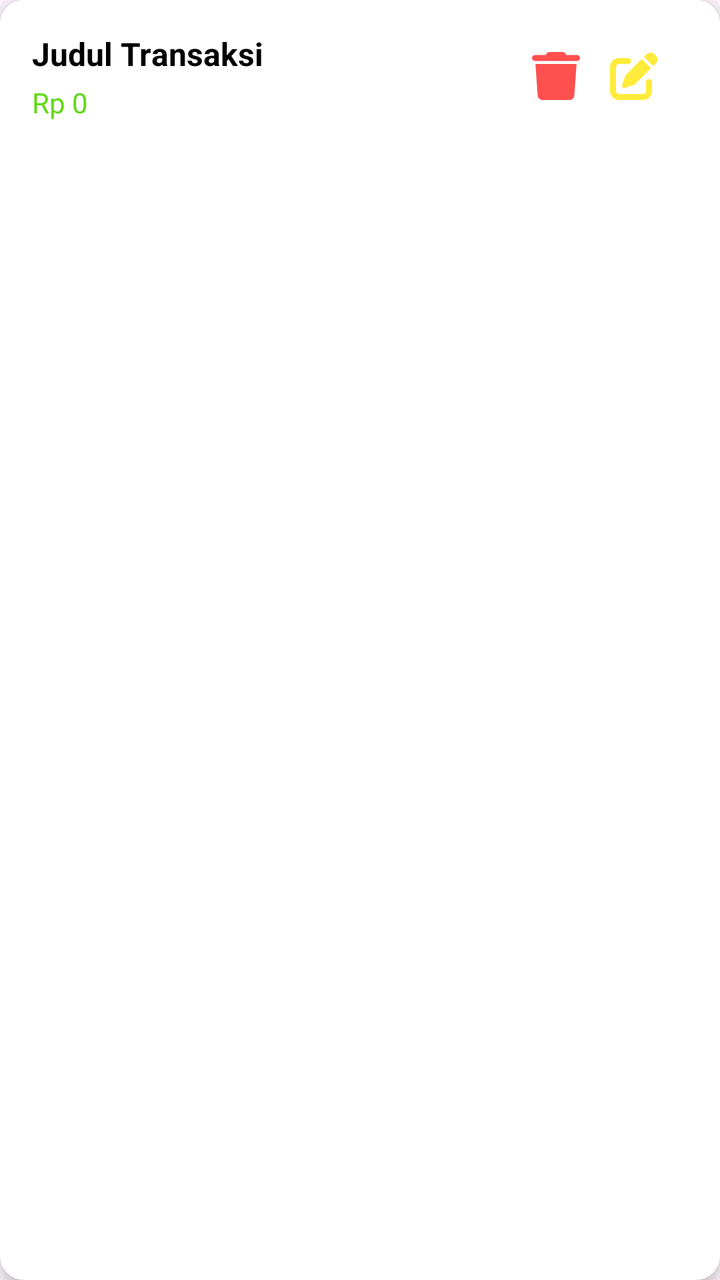
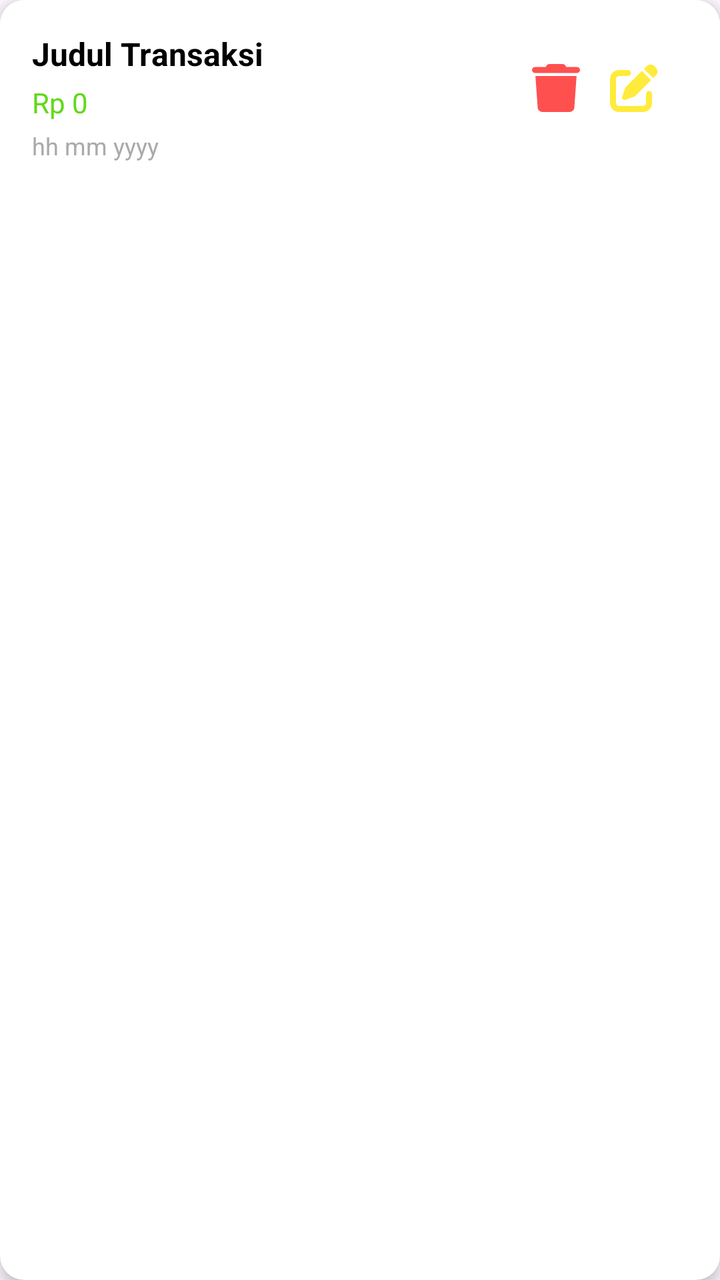

The first picture is an Android layout as it rendered before a commit; the second is the same layout after the commit. The layout source and the unified diff follow.
<!-- AndroidManifest.xml: application theme Theme.Paywise -->
<!-- res/layout/item_transaction.xml -->
<androidx.cardview.widget.CardView xmlns:android="http://schemas.android.com/apk/res/android"
    xmlns:card_view="http://schemas.android.com/apk/res-auto"
    android:layout_width="match_parent"
    android:layout_height="wrap_content"
    android:layout_margin="8dp"
    card_view:cardCornerRadius="12dp"
    card_view:cardElevation="4dp">

    <RelativeLayout
        android:layout_width="match_parent"
        android:layout_height="wrap_content"
        android:background="@color/white"
        android:padding="16dp">

        <TextView
            android:id="@+id/tvTitle"
            android:layout_width="wrap_content"
            android:layout_height="wrap_content"
            android:text="Judul Transaksi"
            android:textStyle="bold"
            android:textSize="16sp"
            android:textColor="@color/black" />

        <TextView
            android:id="@+id/tvAmount"
            android:layout_width="wrap_content"
            android:layout_height="wrap_content"
            android:layout_below="@id/tvTitle"
            android:layout_marginTop="4dp"
            android:text="Rp 0"
            android:textSize="14sp"
            android:textColor="@color/primary" />

        <ImageButton
            android:id="@+id/btnEdit"
            android:layout_width="wrap_content"
            android:layout_height="wrap_content"
            android:layout_alignParentEnd="true"
            android:layout_marginEnd="15dp"
            android:layout_marginTop="10dp"
            android:background="?attr/selectableItemBackgroundBorderless"
            android:src="@drawable/ic_edit"
            android:contentDescription="@string/item_content_edit"
            card_view:tint="@color/yellow" />

        <ImageButton
            android:id="@+id/btnDelete"
            android:layout_width="wrap_content"
            android:layout_height="wrap_content"
            android:layout_toStartOf="@id/btnEdit"
            android:layout_marginEnd="15dp"
            android:layout_marginTop="10dp"
            android:background="?attr/selectableItemBackgroundBorderless"
            android:src="@drawable/ic_delete"
            android:contentDescription="@string/item_content_delete"
            card_view:tint="#FF5050" />
    </RelativeLayout>
</androidx.cardview.widget.CardView>
<!-- resources referenced by this layout -->
<resources>
  <color name="black">#FF000000</color>
  <color name="primary">#61D917</color>
  <color name="white">#FFFFFFFF</color>
  <color name="yellow">#FFEB3B</color>
  <!-- drawable ic_delete (drawable) -->
  <vector xmlns:android="http://schemas.android.com/apk/res/android"
      android:width="24dp"
      android:height="24dp"
      android:viewportWidth="448"
      android:viewportHeight="512">
    <path
        android:fillColor="#FF000000"
        android:pathData="M135.2,17.7L128,32 32,32C14.3,32 0,46.3 0,64S14.3,96 32,96l384,0c17.7,0 32,-14.3 32,-32s-14.3,-32 -32,-32l-96,0 -7.2,-14.3C307.4,6.8 296.3,0 284.2,0L163.8,0c-12.1,0 -23.2,6.8 -28.6,17.7zM416,128L32,128 53.2,467c1.6,25.3 22.6,45 47.9,45l245.8,0c25.3,0 46.3,-19.7 47.9,-45L416,128z"/>
  </vector>
  <!-- drawable ic_edit (drawable) -->
  <vector xmlns:android="http://schemas.android.com/apk/res/android" android:height="24dp" android:viewportHeight="512" android:viewportWidth="512" android:width="24dp">
        
      <path android:fillColor="#FF000000" android:pathData="M471.6,21.7c-21.9,-21.9 -57.3,-21.9 -79.2,0L362.3,51.7l97.9,97.9 30.1,-30.1c21.9,-21.9 21.9,-57.3 0,-79.2L471.6,21.7zM172.4,241.7c-6.1,6.1 -10.8,13.6 -13.5,21.9l-29.6,88.8c-2.9,8.6 -0.6,18.1 5.8,24.6s15.9,8.7 24.6,5.8l88.8,-29.6c8.2,-2.7 15.7,-7.4 21.9,-13.5L437.7,172.3 339.7,74.3 172.4,241.7zM96,64C43,64 0,107 0,160L0,416c0,53 43,96 96,96l256,0c53,0 96,-43 96,-96l0,-96c0,-17.7 -14.3,-32 -32,-32s-32,14.3 -32,32l0,96c0,17.7 -14.3,32 -32,32L96,448c-17.7,0 -32,-14.3 -32,-32l0,-256c0,-17.7 14.3,-32 32,-32l96,0c17.7,0 32,-14.3 32,-32s-14.3,-32 -32,-32L96,64z"/>
      
  </vector>
  <string name="item_content_delete">Delete</string>
  <string name="item_content_edit">Edit</string>
  <style name="Theme.Paywise" parent="Base.Theme.Paywise" />
  <style name="Base.Theme.Paywise" parent="Theme.Material3.DayNight.NoActionBar">
          
          <item name="colorPrimary">@color/primary</item>
          <item name="colorPrimaryVariant">@color/primary</item>
      </style>
</resources>

<!-- the commit's change to res/layout/item_transaction.xml (unified diff, before → after) -->
@@ -31,13 +31,23 @@
             android:textSize="14sp"
             android:textColor="@color/primary" />
 
+        <TextView
+            android:id="@+id/tvDate"
+            android:layout_width="wrap_content"
+            android:layout_height="wrap_content"
+            android:layout_below="@id/tvAmount"
+            android:layout_marginTop="4dp"
+            android:text="hh mm yyyy"
+            android:textSize="12sp"
+            android:textColor="@android:color/darker_gray" />
+
         <ImageButton
             android:id="@+id/btnEdit"
             android:layout_width="wrap_content"
             android:layout_height="wrap_content"
             android:layout_alignParentEnd="true"
             android:layout_marginEnd="15dp"
-            android:layout_marginTop="10dp"
+            android:layout_marginTop="16dp"
             android:background="?attr/selectableItemBackgroundBorderless"
             android:src="@drawable/ic_edit"
             android:contentDescription="@string/item_content_edit"
@@ -49,7 +59,7 @@
             android:layout_height="wrap_content"
             android:layout_toStartOf="@id/btnEdit"
             android:layout_marginEnd="15dp"
-            android:layout_marginTop="10dp"
+            android:layout_marginTop="16dp"
             android:background="?attr/selectableItemBackgroundBorderless"
             android:src="@drawable/ic_delete"
             android:contentDescription="@string/item_content_delete"
